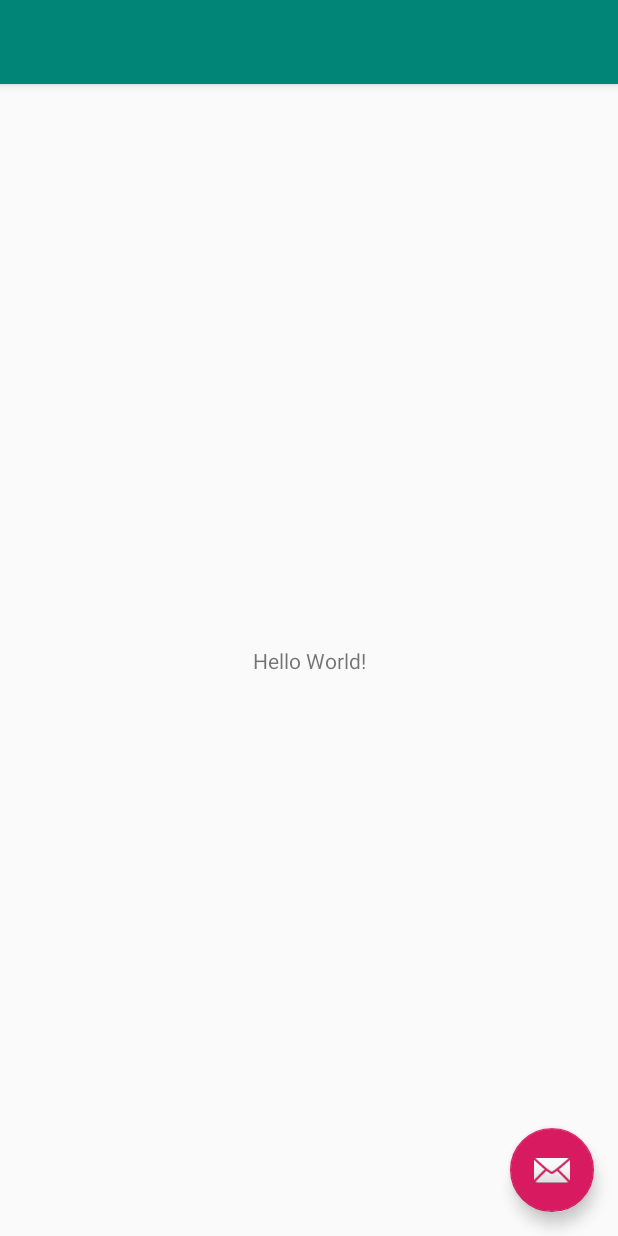
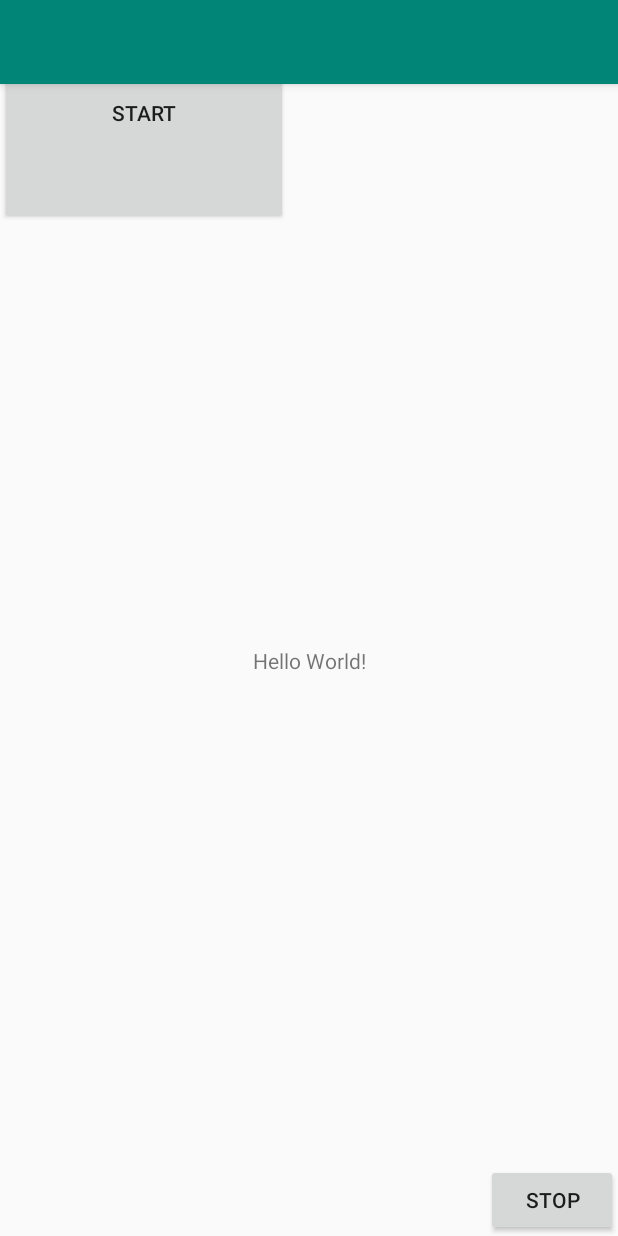
Before and after one commit to infinite-improbability-drive/HushApp, an Android app: the layout activity_main.xml on its own in the app's theme, with its tools: preview values and no code run, on a phone screen of 412 x 824 dp. Run offline under Robolectric (Android 15) with nearby library versions, the phone set to English and light mode, and no system bars.

Commit message:
Buttons and AudioRecord added, Buttons currently crash the program.

```diff
--- a/app/src/main/res/layout/activity_main.xml
+++ b/app/src/main/res/layout/activity_main.xml
@@ -22,12 +22,25 @@
 
     <include layout="@layout/content_main" />
 
-    <android.support.design.widget.FloatingActionButton
-        android:id="@+id/fab"
+    <Button
+        android:id="@+id/btnStart"
+        android:layout_width="192dp"
+        android:layout_height="150dp"
+        android:text="Start" />
+
+    <Button
+        android:id="@+id/btnStop"
         android:layout_width="wrap_content"
         android:layout_height="wrap_content"
         android:layout_gravity="bottom|end"
-        android:layout_margin="@dimen/fab_margin"
-        app:srcCompat="@android:drawable/ic_dialog_email" />
+        android:text="Stop" />
+
+    <!--<android.support.design.widget.FloatingActionButton-->
+        <!--android:id="@+id/fab"-->
+        <!--android:layout_width="wrap_content"-->
+        <!--android:layout_height="wrap_content"-->
+        <!--android:layout_gravity="bottom|end"-->
+        <!--android:layout_margin="@dimen/fab_margin"-->
+        <!--app:srcCompat="@android:drawable/ic_dialog_email" />-->
 
 </android.support.design.widget.CoordinatorLayout>
```
Also changed, not shown: app/src/main/java/com/example/hush/MainActivity.java (+154 -7 lines).
